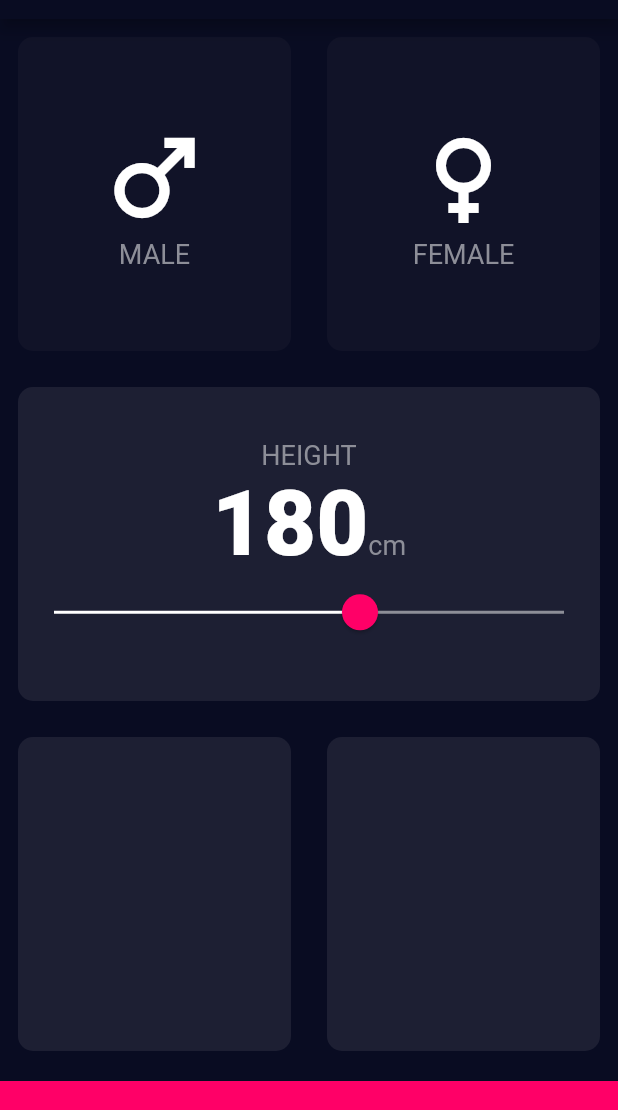
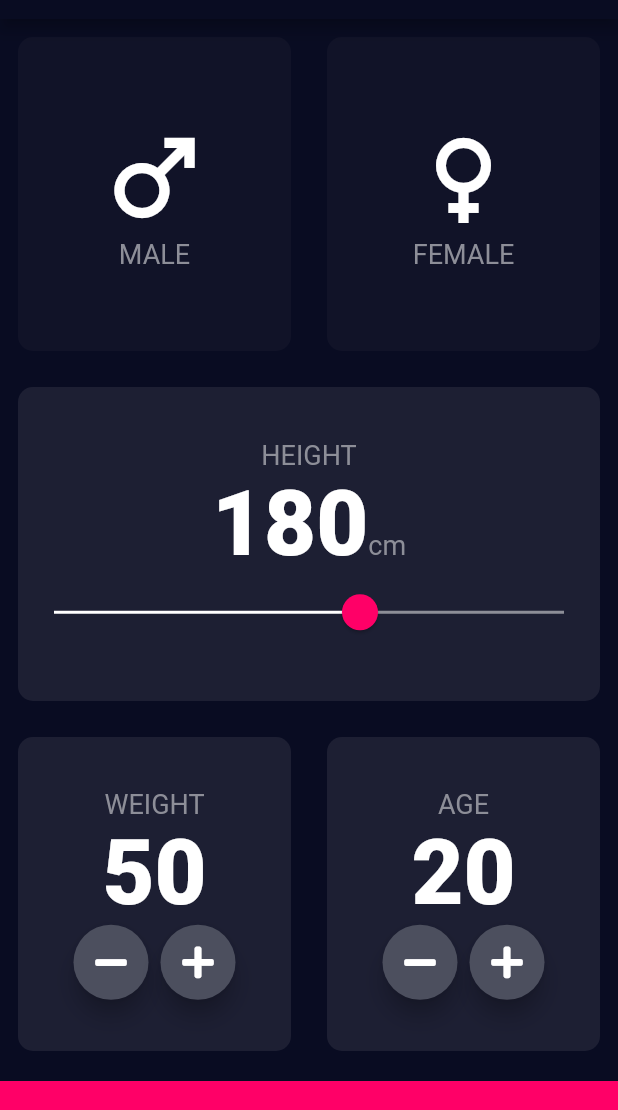
Before and after one commit to KayesAshfaQ/bmi-calculator-flutter, a Flutter app: the screen it shows after launch, on a phone screen of 412 x 824 dp, the part 65-1175 px from its top. Run offline on Flutter 3.47's test engine with Material 2 defaults, Android fonts, the phone set to English and light mode, and no system bars; our stand-ins replace font_awesome_flutter.

Commit message:
age & weight card added

```diff
--- a/lib/input_page.dart
+++ b/lib/input_page.dart
@@ -1,6 +1,8 @@
 import 'package:flutter/material.dart';
+import 'package:font_awesome_flutter/font_awesome_flutter.dart';
 
 import 'constants.dart';
+import 'widgets/circle_icon_button.dart';
 import 'widgets/icon_widget.dart';
 import 'widgets/reusable_card.dart';
 
@@ -14,6 +16,8 @@ class InputPage extends StatefulWidget {
 class _InputPageState extends State<InputPage> {
   Gender selectedGender;
   int height = 180;
+  int weight = 50;
+  int age = 20;
 
   @override
   Widget build(BuildContext context) {
@@ -104,10 +108,16 @@ class _InputPageState extends State<InputPage> {
             child: Row(
               children: [
                 Expanded(
-                  child: ReusableCard(color: kContainerColor),
+                  child: ReusableCard(
+                    color: kContainerColor,
+                    cardChild: weightColumn(),
+                  ),
                 ),
                 Expanded(
-                  child: ReusableCard(color: kContainerColor),
+                  child: ReusableCard(
+                    color: kContainerColor,
+                    cardChild: ageColumn(),
+                  ),
                 ),
               ],
             ),
@@ -122,4 +132,71 @@ class _InputPageState extends State<InputPage> {
       ),
     );
   }
+
+  Column weightColumn() {
+    return Column(
+      mainAxisAlignment: MainAxisAlignment.center,
+      children: [
+        Text('WEIGHT', style: kLabelTextStyle),
+        Text(weight.toString(), style: kNumberTextStyle),
+        Row(
+          mainAxisAlignment: MainAxisAlignment.center,
+          children: [
+            CircleIconButton(
+              icon: FontAwesomeIcons.minus,
+              onPress: () {
+                setState(() {
+                  if (weight > 0) --weight;
+                });
+                print('+');
+              },
+            ),
+            SizedBox(width: 8.0),
+            CircleIconButton(
+              icon: FontAwesomeIcons.plus,
+              onPress: () {
+                setState(() {
+                  if (weight < 200) ++weight;
+                });
+              },
+            ),
+          ],
+        )
+      ],
+    );
+  }
+
+  Column ageColumn() {
+    return Column(
+      mainAxisAlignment: MainAxisAlignment.center,
+      children: [
+        Text('AGE', style: kLabelTextStyle),
+        Text(age.toString(), style: kNumberTextStyle),
+        Row(
+          mainAxisAlignment: MainAxisAlignment.center,
+          children: [
+            CircleIconButton(
+              icon: FontAwesomeIcons.minus,
+              onPress: () {
+                setState(() {
+                  if (age > 0) --age;
+                });
+                print('+');
+              },
+            ),
+            SizedBox(width: 8.0),
+            CircleIconButton(
+              icon: FontAwesomeIcons.plus,
+              onPress: () {
+                setState(() {
+                  if (age < 200) ++age;
+                });
+                print('-');
+              },
+            ),
+          ],
+        )
+      ],
+    );
+  }
 }
--- /dev/null
+++ b/lib/widgets/circle_icon_button.dart
@@ -0,0 +1,20 @@
+import 'package:flutter/material.dart';
+
+class CircleIconButton extends StatelessWidget {
+  final IconData icon;
+  final Function onPress;
+
+  CircleIconButton({this.icon, this.onPress});
+
+  @override
+  Widget build(BuildContext context) {
+    return RawMaterialButton(
+      shape: CircleBorder(),
+      fillColor: Color(0xFF4C4F5E),
+      constraints: BoxConstraints.tightFor(height: 50.0, width: 50.0),
+      elevation: 6.0,
+      child: Icon(icon),
+      onPressed: onPress,
+    );
+  }
+}
--- a/pubspec.yaml
+++ b/pubspec.yaml
@@ -12,6 +12,8 @@ dependencies:
 
   cupertino_icons: ^0.1.2
 
+  font_awesome_flutter: ^9.2.0
+
 dev_dependencies:
   flutter_test:
     sdk: flutter
```
